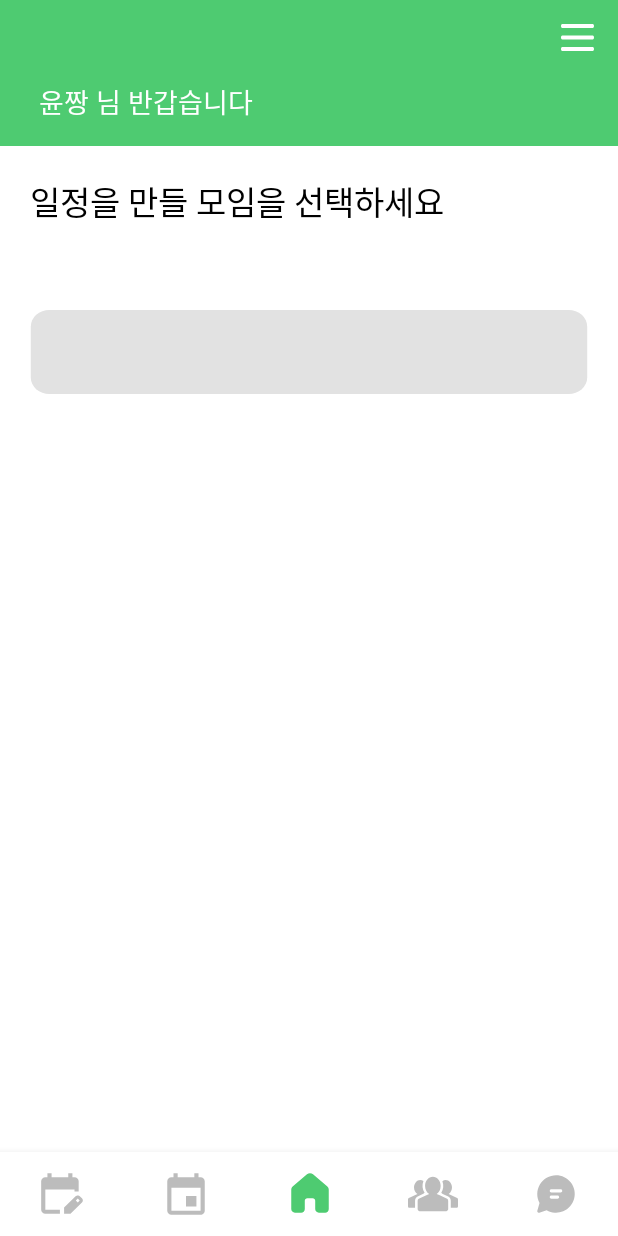
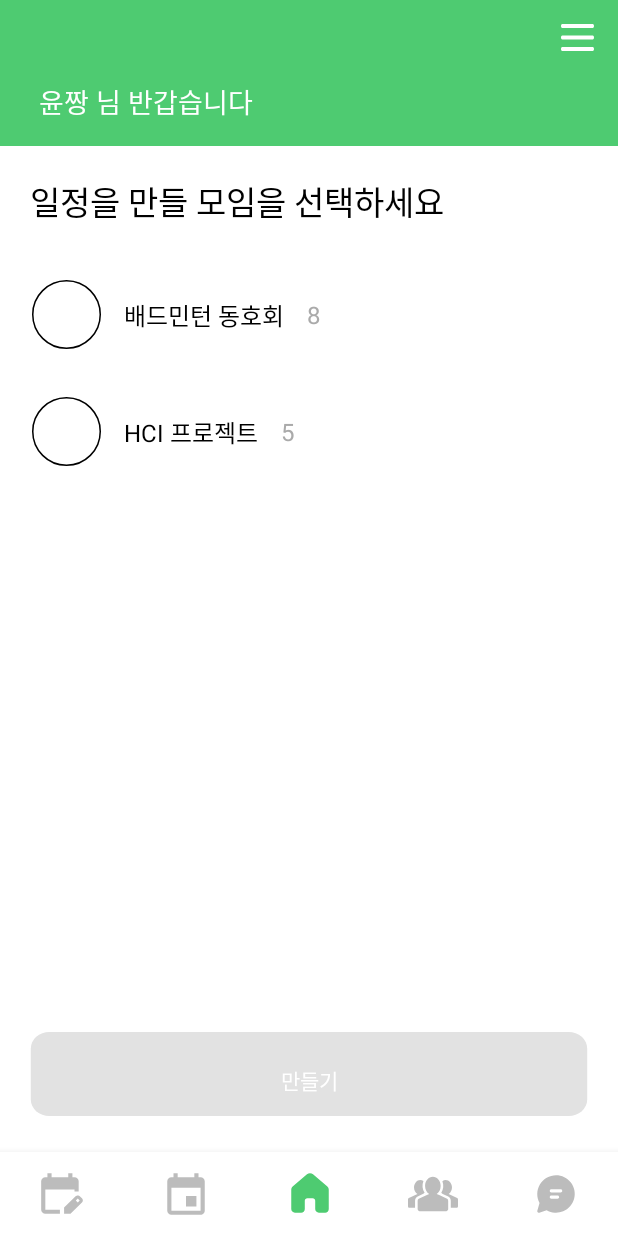
Before and after one commit to NoNextYear/Android, an Android app built with Jetpack Compose: the fragment ScheduleFragment placed in its activity, on a phone screen of 412 x 824 dp. Run offline under Robolectric (Android 15) with nearby library versions, the phone set to English and light mode, and no system bars.

Commit message:
feat: MakeSchedule1 화면 연결 및 구현

```diff
--- /dev/null
+++ b/app/src/main/java/com/example/myapplication/Schedule.kt
@@ -0,0 +1,3 @@
+package com.example.myapplication
+
+data class Schedule(val name: String, val count: Int)
--- /dev/null
+++ b/app/src/main/java/com/example/myapplication/ScheduleAdapter.kt
@@ -0,0 +1,57 @@
+package com.example.myapplication
+
+import android.graphics.Color
+import android.view.LayoutInflater
+import android.view.View
+import android.view.ViewGroup
+import android.widget.TextView
+import androidx.recyclerview.widget.RecyclerView
+import androidx.core.content.ContextCompat
+
+
+class ScheduleAdapter (private val onMeetingSelected: (Schedule) -> Unit) :
+    RecyclerView.Adapter<ScheduleAdapter.MeetingViewHolder>() {
+
+    private val meetings = mutableListOf<Schedule>()
+    private var selectedMeeting: Schedule? = null
+
+    override fun onCreateViewHolder(parent: ViewGroup, viewType: Int): MeetingViewHolder {
+        val view = LayoutInflater.from(parent.context)
+            .inflate(R.layout.meeting_item, parent, false)
+        return MeetingViewHolder(view)
+    }
+
+    override fun onBindViewHolder(holder: MeetingViewHolder, position: Int) {
+        val meeting = meetings[position]
+        holder.bind(meeting, meeting == selectedMeeting, onMeetingSelected)
+    }
+
+    override fun getItemCount(): Int = meetings.size
+
+    fun submitList(meetings: List<Schedule>) {
+        this.meetings.clear()
+        this.meetings.addAll(meetings)
+        notifyDataSetChanged()
+    }
+
+    fun setSelectedMeeting(meeting: Schedule) {
+        selectedMeeting = meeting
+        notifyDataSetChanged()
+    }
+
+    class MeetingViewHolder(itemView: View) : RecyclerView.ViewHolder(itemView) {
+        private val meetingName: TextView = itemView.findViewById(R.id.meetingName)
+        private val meetingCount: TextView = itemView.findViewById(R.id.meetingCount)
+
+        fun bind(meeting: Schedule, isSelected: Boolean, onMeetingSelected: (Schedule) -> Unit) {
+            meetingName.text = meeting.name
+            meetingCount.text = meeting.count.toString()
+
+            val selectedColor = ContextCompat.getColor(itemView.context, R.color.selected_item_color)
+            itemView.setBackgroundColor(if (isSelected) selectedColor else Color.TRANSPARENT)
+
+            itemView.setOnClickListener { onMeetingSelected(meeting) }
+        }
+    }
+
+}
--- a/app/src/main/java/com/example/myapplication/fragments/ScheduleFragment.kt
+++ b/app/src/main/java/com/example/myapplication/fragments/ScheduleFragment.kt
@@ -5,30 +5,62 @@ import android.view.LayoutInflater
 import android.view.View
 import android.view.ViewGroup
 import androidx.fragment.app.Fragment
+import androidx.recyclerview.widget.LinearLayoutManager
+import com.example.myapplication.R
+import com.example.myapplication.Schedule
+import com.example.myapplication.ScheduleAdapter
+import com.example.myapplication.databinding.FragmentScheduleBinding
 
-import com.example.myapplication.R
+class ScheduleFragment : Fragment() {
 
-/**
- * A simple [Fragment] subclass.
- * Use the [ScheduleFragment.newInstance] factory method to
- * create an instance of this fragment.
- */
-class ScheduleFragment : Fragment() {
-    // TODO: Rename and change types of parameters
-    private var param1: String? = null
-    private var param2: String? = null
-
-    override fun onCreate(savedInstanceState: Bundle?) {
-        super.onCreate(savedInstanceState)
-
-    }
+    private var _binding: FragmentScheduleBinding? = null
+    private val binding get() = _binding!!
+    private lateinit var meetingAdapter: ScheduleAdapter
 
     override fun onCreateView(
         inflater: LayoutInflater, container: ViewGroup?,
         savedInstanceState: Bundle?
-    ): View? {
-        // Inflate the layout for this fragment
-        return inflater.inflate(R.layout.fragment_schedule, container, false)
+    ): View {
+        _binding = FragmentScheduleBinding.inflate(inflater, container, false)
+        return binding.root
     }
 
+    override fun onViewCreated(view: View, savedInstanceState: Bundle?) {
+        super.onViewCreated(view, savedInstanceState)
+
+        setupRecyclerView()
+        setupButton()
+    }
+
+    private fun setupRecyclerView() {
+        meetingAdapter = ScheduleAdapter { selectedMeeting ->
+            onMeetingSelected(selectedMeeting)
+        }
+        binding.meetingListRv.layoutManager = LinearLayoutManager(context)
+        binding.meetingListRv.adapter = meetingAdapter
+
+        // Load your data here and set it to the adapter
+        val meetings = listOf(
+            Schedule("배드민턴 동호회", 8),
+            Schedule("HCI 프로젝트", 5)
+        )
+        meetingAdapter.submitList(meetings)
+    }
+
+    private fun setupButton() {
+        binding.actionButton.isEnabled = false
+        binding.actionButton.setBackgroundResource(R.drawable.button_disabled)
+    }
+
+    private fun onMeetingSelected(meeting: Schedule) {
+        binding.actionButton.isEnabled = true
+        binding.actionButton.setBackgroundResource(R.drawable.button_enabled)
+        // Handle selection background change
+        meetingAdapter.setSelectedMeeting(meeting)
+    }
+
+    override fun onDestroyView() {
+        super.onDestroyView()
+        _binding = null
+    }
 }
--- a/app/src/main/res/layout/fragment_schedule.xml
+++ b/app/src/main/res/layout/fragment_schedule.xml
@@ -1,9 +1,9 @@
 <?xml version="1.0" encoding="utf-8"?>
 <LinearLayout xmlns:android="http://schemas.android.com/apk/res/android"
-    android:layout_width="match_parent"
-    android:layout_height="wrap_content"
     xmlns:app="http://schemas.android.com/apk/res-auto"
     xmlns:tools="http://schemas.android.com/tools"
+    android:layout_width="match_parent"
+    android:layout_height="match_parent"
     android:orientation="vertical">
 
     <include layout="@layout/toolbar"/>
@@ -12,18 +12,19 @@
         android:id="@+id/select_meeting_tv"
         android:layout_width="match_parent"
         android:layout_height="wrap_content"
+        android:layout_marginHorizontal="20dp"
+        android:layout_marginTop="20dp"
+        android:layout_marginBottom="10dp"
         android:text="일정을 만들 모임을 선택하세요"
-        android:textSize="22dp"
-        android:layout_margin="20dp"
-        android:textColor="@color/black"/>
+        android:textColor="@color/black"
+        android:textSize="22dp"/>
 
     <ScrollView
         android:id="@+id/meeting_list_sv"
         android:layout_width="match_parent"
         android:layout_height="0dp"
-        android:layout_marginTop="20dp"
-        app:layout_constraintBottom_toBottomOf="parent"
-        app:layout_constraintTop_toBottomOf="@id/select_meeting_tv">
+        android:layout_weight="1"
+        android:layout_marginTop="10dp">
 
         <androidx.constraintlayout.widget.ConstraintLayout
             android:layout_width="match_parent"
@@ -32,23 +33,22 @@
             <androidx.recyclerview.widget.RecyclerView
                 android:id="@+id/meeting_list_rv"
                 android:layout_width="match_parent"
-                android:layout_height="match_parent"
+                android:layout_height="wrap_content"
                 android:layout_marginHorizontal="5dp"
-                app:layout_constraintEnd_toEndOf="parent"
+                app:layoutManager="androidx.recyclerview.widget.LinearLayoutManager"
                 tools:listitem="@layout/meeting_item"
-                app:layoutManager="androidx.recyclerview.widget.LinearLayoutManager"
-                app:layout_constraintStart_toStartOf="parent"
-                app:layout_constraintTop_toTopOf="parent"/>
-
+                tools:ignore="MissingConstraints" />
         </androidx.constraintlayout.widget.ConstraintLayout>
     </ScrollView>
 
-    <ImageButton
+    <androidx.appcompat.widget.AppCompatButton
         android:id="@+id/action_button"
         android:layout_width="match_parent"
         android:layout_height="wrap_content"
         android:layout_margin="16dp"
         android:background="@drawable/button_disabled"
+        android:text="만들기"
+        android:textColor="@android:color/white"
         android:enabled="false" />
 
 </LinearLayout>
--- a/app/src/main/res/layout/meeting_item.xml
+++ b/app/src/main/res/layout/meeting_item.xml
@@ -1,41 +1,41 @@
 <?xml version="1.0" encoding="utf-8"?>
 <androidx.constraintlayout.widget.ConstraintLayout xmlns:android="http://schemas.android.com/apk/res/android"
+    xmlns:app="http://schemas.android.com/apk/res-auto"
     android:layout_width="match_parent"
     android:layout_height="wrap_content"
-    xmlns:app="http://schemas.android.com/apk/res-auto"
     android:padding="16dp">
 
     <ImageView
         android:id="@+id/circle_iv"
         android:layout_width="wrap_content"
         android:layout_height="wrap_content"
+        android:layout_marginEnd="15dp"
         android:src="@drawable/ic_circle"
-        app:layout_constraintStart_toStartOf="parent"
-        app:layout_constraintTop_toTopOf="parent"
         app:layout_constraintBottom_toBottomOf="parent"
         app:layout_constraintEnd_toStartOf="@id/meetingName"
-        android:layout_marginRight="15dp"/>
+        app:layout_constraintStart_toStartOf="parent"
+        app:layout_constraintTop_toTopOf="parent"/>
 
     <TextView
         android:id="@+id/meetingName"
         android:layout_width="wrap_content"
         android:layout_height="wrap_content"
         android:text="배드민턴 동호회"
+        android:textColor="@color/black"
         android:textSize="16sp"
-        android:textColor="@color/black"
-        app:layout_constraintTop_toTopOf="parent"
         app:layout_constraintBottom_toBottomOf="parent"
-        app:layout_constraintEnd_toStartOf="@id/meetingCount"/>
+        app:layout_constraintEnd_toStartOf="@id/meetingCount"
+        app:layout_constraintTop_toTopOf="parent"/>
 
     <TextView
         android:id="@+id/meetingCount"
         android:layout_width="wrap_content"
         android:layout_height="wrap_content"
+        android:layout_marginStart="15dp"
         android:text="8"
         android:textColor="@android:color/darker_gray"
         android:textSize="16sp"
+        app:layout_constraintBottom_toBottomOf="parent"
         app:layout_constraintStart_toEndOf="@id/meetingName"
-        app:layout_constraintTop_toTopOf="parent"
-        app:layout_constraintBottom_toBottomOf="parent"
-        android:layout_marginLeft="15dp"/>
+        app:layout_constraintTop_toTopOf="parent"/>
 </androidx.constraintlayout.widget.ConstraintLayout>
--- a/app/src/main/res/values/colors.xml
+++ b/app/src/main/res/values/colors.xml
@@ -7,5 +7,10 @@
     <color name="teal_700">#FF018786</color>
     <color name="black">#FF000000</color>
     <color name="white">#FFFFFFFF</color>
+    <color name="selected_item_color">#4D4ECB71</color>
+    <color name="colorPrimary">#4ECB71</color>
+    <color name="gray">#E2E2E2</color>
+    <color name="text_gray">#8F8F8F</color>
+    <color name="info_gray">#C9C9C9</color>
     <color name="green">#4ECB71</color>
 </resources>
```
